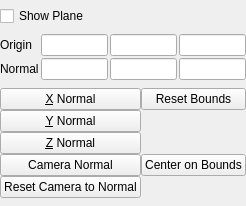
Above: Qt/Components/Resources/UI/pqImplicitPlaneWidget.ui from Kitware/ParaView before the change. Below: the same form after it.
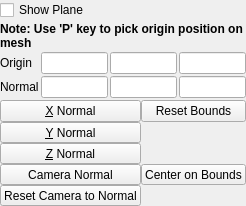
That is the form after the change. Custom widgets are drawn as their Qt base class.

Commit message: Adding a Pick method in pqImplicitPlaneWidget

```diff
--- a/Qt/Components/Resources/UI/pqImplicitPlaneWidget.ui
+++ b/Qt/Components/Resources/UI/pqImplicitPlaneWidget.ui
@@ -35,6 +35,21 @@
      </property>
     </widget>
    </item>
+   <item>
+    <widget class="QLabel" name="pickLabel" >
+     <property name="font">
+      <font>
+        <bold>true</bold>
+      </font>
+     </property>
+     <property name="wordWrap">
+       <bool>true</bool>
+     </property>
+     <property name="text">
+      <string>Note: Use 'P' key to pick origin position on mesh</string>
+     </property>
+    </widget>
+   </item>
    <item>
     <layout class="QGridLayout" >
      <property name="leftMargin" >
```
The commit also changes 2 other files.
